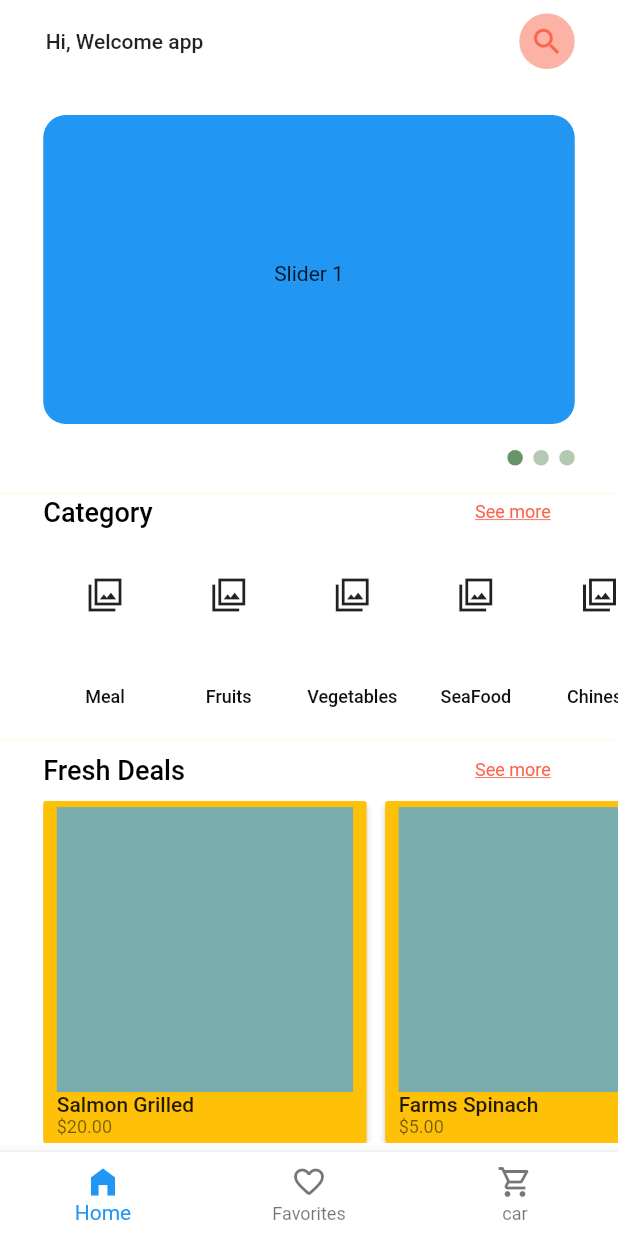
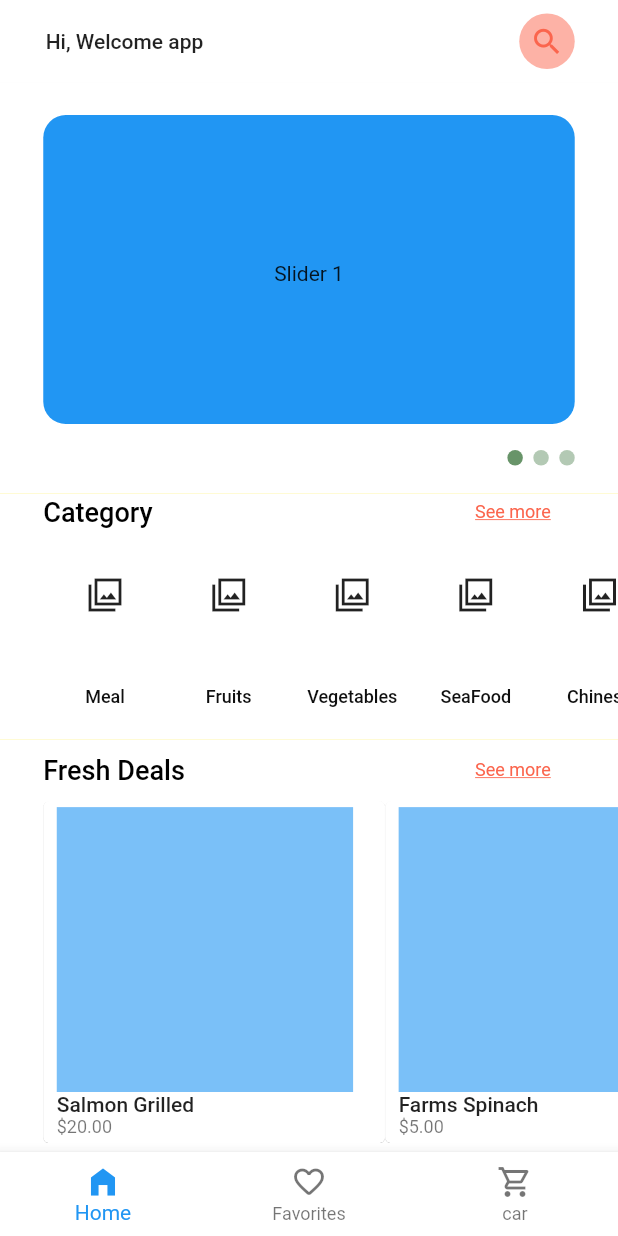
Before and after one commit to DalexisValencia/simple_animation, a Flutter app: the screen it shows after launch, on a phone screen of 412 x 824 dp. Run offline on Flutter 3.47's test engine with Material 2 defaults, Android fonts, the phone set to English and light mode, and no system bars; drawn by our look-alikes of carousel_slider.

Commit message:
Agregando Motion Flutter

```diff
--- a/lib/main.dart
+++ b/lib/main.dart
@@ -1,5 +1,4 @@
 import 'package:flutter/material.dart';
-import 'package:flutter_application_1/screens/details/details.dart';
 import 'package:flutter_application_1/screens/home/home.dart';
 
 void main() {
@@ -16,7 +15,6 @@ class MyApp extends StatelessWidget {
         primarySwatch: Colors.blue,
         visualDensity: VisualDensity.adaptivePlatformDensity,
       ),
-      // home: DetailsPage(),
       home: HomeApp(),
     );
   }
--- a/lib/screens/home/menu/menu.dart
+++ b/lib/screens/home/menu/menu.dart
@@ -30,9 +30,10 @@ class Menu extends StatelessWidget {
               child: ListView(
                 scrollDirection: Axis.horizontal,
                 children: freshDeals.asMap().entries.map((e) {
-                  return MenuCard(
-                    deal: freshDeals[e.key],
-                  );
+                  // return MenuCard(
+                  //   deal: freshDeals[e.key],
+                  // );
+                  return OpenContainerMenuCard(deal: e.value);
                 }).toList(),
               ),
             ),
--- a/lib/screens/home/menu/menu_card.dart
+++ b/lib/screens/home/menu/menu_card.dart
@@ -1,25 +1,57 @@
 import 'package:flutter/cupertino.dart';
 import 'package:flutter/material.dart';
 import 'package:flutter_application_1/models/deals.dart';
+import 'package:animations/animations.dart';
+import 'package:flutter_application_1/screens/details/details.dart';
 
-class MenuCard extends StatelessWidget {
+class OpenContainerMenuCard extends StatelessWidget {
   final Deal deal;
-  MenuCard({
+  OpenContainerMenuCard({
     this.deal,
   });
   @override
   Widget build(BuildContext context) {
+    return OpenContainer(
+      transitionDuration: Duration(
+        milliseconds: 500,
+      ),
+      closedBuilder: (_, openContainer) {
+        return MenuCard(
+          deal: deal,
+          openContainer: openContainer,
+        );
+      },
+      openColor: Colors.red,
+      closedElevation: 0.2,
+      openBuilder: (_, closeContainer) {
+        return DetailsPage(
+          goBack: closeContainer,
+        );
+      },
+    );
+  }
+}
+
+class MenuCard extends StatelessWidget {
+  final Deal deal;
+  final Function openContainer;
+  MenuCard({
+    this.deal,
+    this.openContainer,
+  });
+  @override
+  Widget build(BuildContext context) {
     return AspectRatio(
-      aspectRatio: 19 / 19,
+      aspectRatio: 19.2 / 19.2,
       child: Container(
         margin: EdgeInsets.only(
           right: MediaQuery.of(context).size.width * 0.03,
         ),
         child: MaterialButton(
-          color: Colors.amber,
+          // color: Colors.amber,
           padding: EdgeInsets.fromLTRB(5, 0, 5, 0),
           splashColor: Colors.red,
-          onPressed: () {},
+          onPressed: openContainer,
           child: SizedBox.expand(
             child: Card(
               elevation: 0,
--- a/pubspec.yaml
+++ b/pubspec.yaml
@@ -24,6 +24,7 @@ dependencies:
   flutter:
     sdk: flutter
   carousel_slider: ^3.0.0
+  animations: ^1.1.2
 
 
   # The following adds the Cupertino Icons font to your application.
```
Also changed, not shown: lib/screens/details/details.dart (+8 -1 lines), lib/screens/details/details__image.dart (+11 -1 lines), pubspec.lock.
